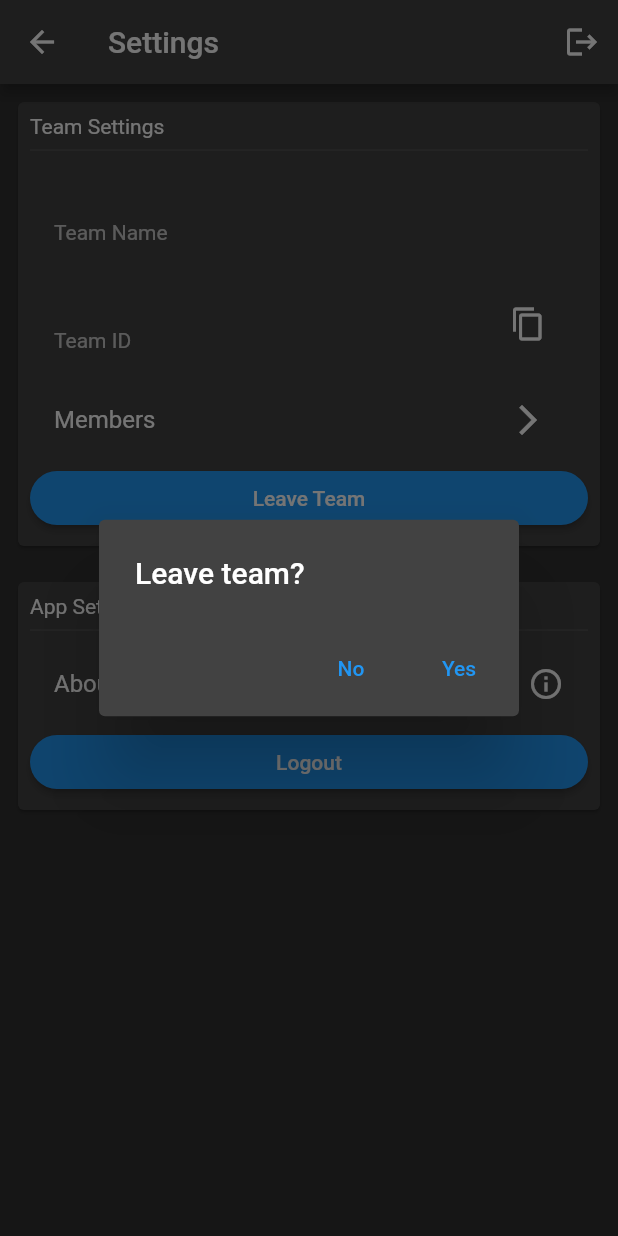
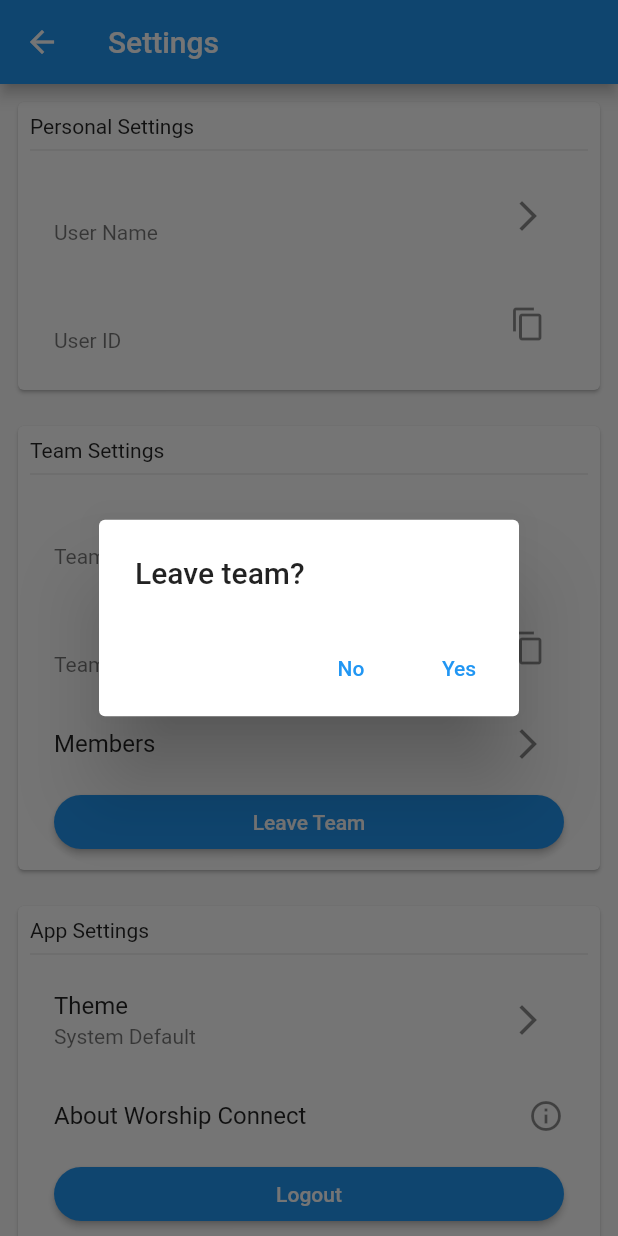
Before and after one commit to angelocordero/worship-connect-dev, a Flutter app: the SettingsHomePage screen opened directly, after a tap on "Leave Team", on a phone screen of 412 x 824 dp. Run offline on Flutter 3.47's test engine with Material 2 defaults, Android fonts, the phone set to English and light mode, and no system bars; our stand-ins replace cloud_firestore, firebase_auth, firebase_core, flutter_easyloading, flutter_riverpod, google_fonts and 4 more; missing offline and left inert: clipboard, enum_to_string, tap_debouncer; accounts and stored records are empty; network calls fail.

Commit message:
added theme selection and personal settings

```diff
--- a/lib/settings/screens/settings_home_page.dart
+++ b/lib/settings/screens/settings_home_page.dart
@@ -1,7 +1,7 @@
 import 'package:flutter/material.dart';
 import 'package:worship_connect/settings/widgets/app_settings.dart';
+import 'package:worship_connect/settings/widgets/personal_settings.dart';
 import 'package:worship_connect/settings/widgets/team_settings.dart';
-import 'package:worship_connect/sign_in/services/wc_user_authentication_service.dart';
 
 class SettingsHomePage extends StatelessWidget {
   const SettingsHomePage({Key? key}) : super(key: key);
@@ -11,29 +11,10 @@ class SettingsHomePage extends StatelessWidget {
     return Scaffold(
       appBar: AppBar(
         title: const Text('Settings'),
-        actions: [
-          IconButton(
-            onPressed: () async {
-              await WCUserAuthentication().signOut();
-            },
-            icon: const Icon(Icons.logout),
-          ),
-          // IconButton(
-          //   onPressed: () {
-          //     showAboutDialog(
-          //       context: context,
-          //       applicationIcon: const FlutterLogo(),
-          //       applicationName: 'Worship Connect',
-          //       applicationVersion: '1.0.0-release',
-          //       applicationLegalese: 'asdsadsad',
-          //     );
-          //   },
-          //   icon: const Icon(Icons.info),
-          // )
-        ],
       ),
       body: ListView(
         children: const <Widget>[
+          PersonalSettings(),
           TeamSettings(),
           AppSettins(),
         ],
--- a/lib/settings/widgets/app_settings.dart
+++ b/lib/settings/widgets/app_settings.dart
@@ -1,28 +1,43 @@
 import 'package:flutter/material.dart';
+import 'package:flutter_riverpod/flutter_riverpod.dart';
+import 'package:worship_connect/settings/widgets/theme_selection_card.dart';
 import 'package:worship_connect/settings/widgets/wc_about_card.dart';
 import 'package:worship_connect/sign_in/services/wc_user_authentication_service.dart';
 import 'package:worship_connect/wc_core/wc_custom_route.dart';
+import 'package:worship_connect/wc_core/wc_themes.dart';
+import 'package:worship_connect/wc_core/worship_connect.dart';
 import 'package:worship_connect/wc_core/worship_connect_constants.dart';
 
-class AppSettins extends StatelessWidget {
+class AppSettins extends ConsumerWidget {
   const AppSettins({Key? key}) : super(key: key);
 
-  @override
-  Widget build(BuildContext context) {
-    return Card(
-      margin: const EdgeInsets.all(12),
-      child: Padding(
-        padding: const EdgeInsets.all(8.0),
-        child: Column(
-          crossAxisAlignment: CrossAxisAlignment.stretch,
-          mainAxisSize: MainAxisSize.min,
-          children: [
-            const Align(
-              child: Text('App Settings'),
-              alignment: Alignment.centerLeft,
+  ListTile _themeListTile(WCThemeProvider _wcThemeNotifier, BuildContext context) {
+    return ListTile(
+      title: const Text('Theme'),
+      subtitle: Text(
+        _wcThemeNotifier.getCurrentThemeName(),
       ),
-            const Divider(),
-            ListTile(
+      trailing: Hero(
+        tag: 'theme',
+        child: IconButton(
+          icon: wcTrailingIcon,
+          onPressed: () {
+            Navigator.push(
+              context,
+              WCCustomRoute(
+                builder: (BuildContext context) {
+                  return const ThemeSelectionCard();
+                },
+              ),
+            );
+          },
+        ),
+      ),
+    );
+  }
+
+  ListTile _wcAboutListTile(BuildContext context) {
+    return ListTile(
       title: const Text('About Worship Connect'),
       trailing: const Hero(
         tag: 'about',
@@ -38,14 +53,42 @@ class AppSettins extends StatelessWidget {
           ),
         );
       },
-            ),
-            ElevatedButton(
+    );
+  }
+
+  Padding _signOutButton() {
+    return Padding(
+      padding: const EdgeInsets.symmetric(horizontal: 16.0),
+      child: ElevatedButton(
         child: const Text('Logout'),
         style: ElevatedButton.styleFrom(shape: wcButtonShape),
         onPressed: () {
           WCUserAuthentication().signOut();
         },
-            )
+      ),
+    );
+  }
+
+  @override
+  Widget build(BuildContext context, WidgetRef ref) {
+    final WCThemeProvider _wcThemeNotifier = ref.watch(wcThemeProvider.notifier);
+
+    return Card(
+      margin: const EdgeInsets.all(12),
+      child: Padding(
+        padding: const EdgeInsets.all(8.0),
+        child: Column(
+          crossAxisAlignment: CrossAxisAlignment.stretch,
+          mainAxisSize: MainAxisSize.min,
+          children: [
+            const Align(
+              child: Text('App Settings'),
+              alignment: Alignment.centerLeft,
+            ),
+            const Divider(),
+            _themeListTile(_wcThemeNotifier, context),
+            _wcAboutListTile(context),
+            _signOutButton()
           ],
         ),
       ),
--- /dev/null
+++ b/lib/settings/widgets/personal_settings.dart
@@ -0,0 +1,91 @@
+import 'package:clipboard/clipboard.dart';
+import 'package:flutter/material.dart';
+import 'package:flutter_riverpod/flutter_riverpod.dart';
+import 'package:worship_connect/sign_in/data_classes/wc_user_info_data.dart';
+import 'package:worship_connect/wc_core/worship_connect.dart';
+import 'package:worship_connect/wc_core/worship_connect_constants.dart';
+import 'package:worship_connect/wc_core/worship_connect_utilities.dart';
+
+class PersonalSettings extends ConsumerWidget {
+  const PersonalSettings({Key? key}) : super(key: key);
+
+  ListTile _userIDListTile(WCUserInfoData? _userData, BuildContext context) {
+    String _userID = _userData?.userID ?? '';
+
+    return ListTile(
+      onTap: () {
+        showDialog(
+          context: context,
+          builder: (context) {
+            return AlertDialog(
+              title: Text(_userID),
+              actions: [
+                TextButton(
+                  onPressed: () {
+                    Navigator.pop(context);
+                  },
+                  child: const Text('Exit'),
+                )
+              ],
+            );
+          },
+        );
+      },
+      title: Text(
+        _userID,
+        softWrap: false,
+        overflow: TextOverflow.ellipsis,
+      ),
+      subtitle: const Text('User ID'),
+      trailing: IconButton(
+        icon: const Icon(Icons.copy),
+        onPressed: () async {
+          if (_userID.isEmpty) {
+            WCUtils().wcShowError('Unable to copy User ID');
+            return;
+          }
+          await FlutterClipboard.copy(_userID);
+          WCUtils().wcShowSuccess('User ID copied to clipboard');
+        },
+      ),
+    );
+  }
+
+  ListTile _userNameListTIle(WCUserInfoData? _userData) {
+    return ListTile(
+      title: Text(_userData?.userName ?? ''),
+      subtitle: const Text('User Name'),
+      trailing: IconButton(
+        icon: wcTrailingIcon,
+        onPressed: () {
+          //TODO: change name
+        },
+      ),
+    );
+  }
+
+  @override
+  Widget build(BuildContext context, WidgetRef ref) {
+    WCUserInfoData? _userData = ref.watch(wcUserInfoDataStream).asData?.value;
+
+    return Card(
+      margin: const EdgeInsets.all(12),
+      child: Padding(
+        padding: const EdgeInsets.all(8.0),
+        child: Column(
+          crossAxisAlignment: CrossAxisAlignment.stretch,
+          mainAxisSize: MainAxisSize.min,
+          children: [
+            const Align(
+              child: Text('Personal Settings'),
+              alignment: Alignment.centerLeft,
+            ),
+            const Divider(),
+            _userNameListTIle(_userData),
+            _userIDListTile(_userData, context),
+          ],
+        ),
+      ),
+    );
+  }
+}
--- a/lib/settings/widgets/team_settings.dart
+++ b/lib/settings/widgets/team_settings.dart
@@ -31,13 +31,13 @@ final membersListProvider = StateNotifierProvider.autoDispose<MembersListProvide
 class TeamSettings extends ConsumerWidget {
   const TeamSettings({Key? key}) : super(key: key);
 
-  static Icon trailingIcon = const Icon(Icons.arrow_forward_ios);
-
-  ElevatedButton _leaveTeamButton({
+  Padding _leaveTeamButton({
     required WCUserInfoData userData,
     required BuildContext context,
   }) {
-    return ElevatedButton(
+    return Padding(
+      padding: const EdgeInsets.symmetric(horizontal: 16.0),
+      child: ElevatedButton(
         style: ElevatedButton.styleFrom(shape: wcButtonShape),
         onPressed: () async {
           if (WCUtils().isAdminOrLeader(userData)) {
@@ -70,6 +70,7 @@ class TeamSettings extends ConsumerWidget {
           );
         },
         child: const Text('Leave Team'),
+      ),
     );
   }
 
@@ -77,7 +78,7 @@ class TeamSettings extends ConsumerWidget {
     return ListTile(
       title: const Text('Members'),
       trailing: IconButton(
-        icon: const Icon(Icons.arrow_forward_ios),
+        icon: wcTrailingIcon,
         onPressed: () async {
           await ref.read(membersListProvider.notifier).initMemberList();
           Navigator.push(
--- a/lib/wc_core/wc_themes.dart
+++ b/lib/wc_core/wc_themes.dart
@@ -4,7 +4,7 @@ import 'package:flutter_riverpod/flutter_riverpod.dart';
 import 'package:shared_preferences/shared_preferences.dart';
 
 class WCThemeProvider extends StateNotifier<ThemeMode> {
-  WCThemeProvider() : super(ThemeMode.dark);
+  WCThemeProvider() : super(ThemeMode.system);
 
   static SharedPreferences? _prefs;
 
@@ -31,7 +31,7 @@ class WCThemeProvider extends StateNotifier<ThemeMode> {
     await _prefs!.setString(_themeKey, state.name);
   }
 
-  Future<String> getCurrentThemeName() async {
+  String getCurrentThemeName() {
     switch (state) {
       case ThemeMode.light:
         return 'Light';
@@ -39,6 +39,8 @@ class WCThemeProvider extends StateNotifier<ThemeMode> {
         return 'Dark';
       case ThemeMode.system:
         return 'System Default';
+      default:
+        return '';
     }
   }
 }
--- a/lib/wc_core/worship_connect_constants.dart
+++ b/lib/wc_core/worship_connect_constants.dart
@@ -46,3 +46,5 @@ LinearGradient wcLinearGradient = LinearGradient(
 );
 
 TextStyle wcHintStyle = const TextStyle(color: Colors.grey);
+
+Icon wcTrailingIcon = const Icon(Icons.arrow_forward_ios);
```
Also changed, not shown: lib/settings/widgets/theme_selection_card.dart (added, +118 -0 lines). Lines whose indentation alone changed are shown as unchanged.
